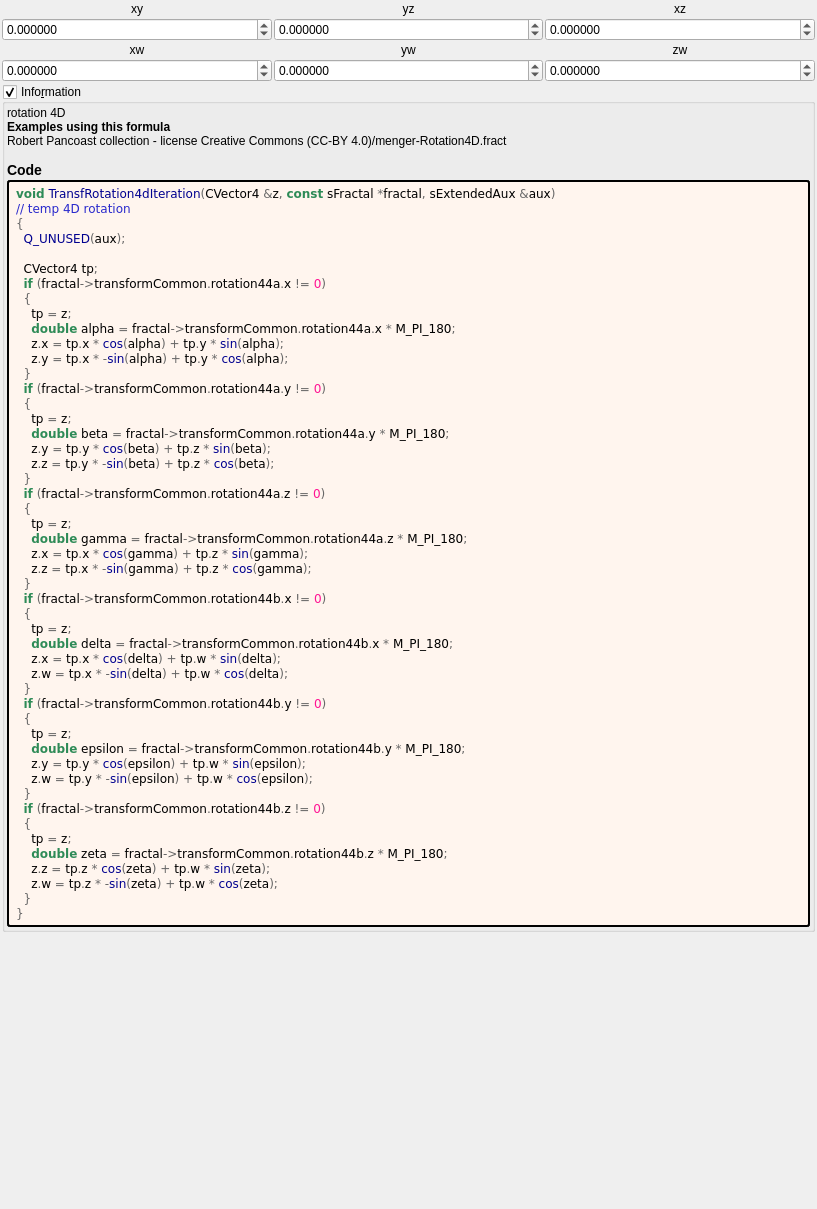
buddhi1980/mandelbulber2, file mandelbulber2/formula/ui/transf_rotation4d.ui: the form before one commit.
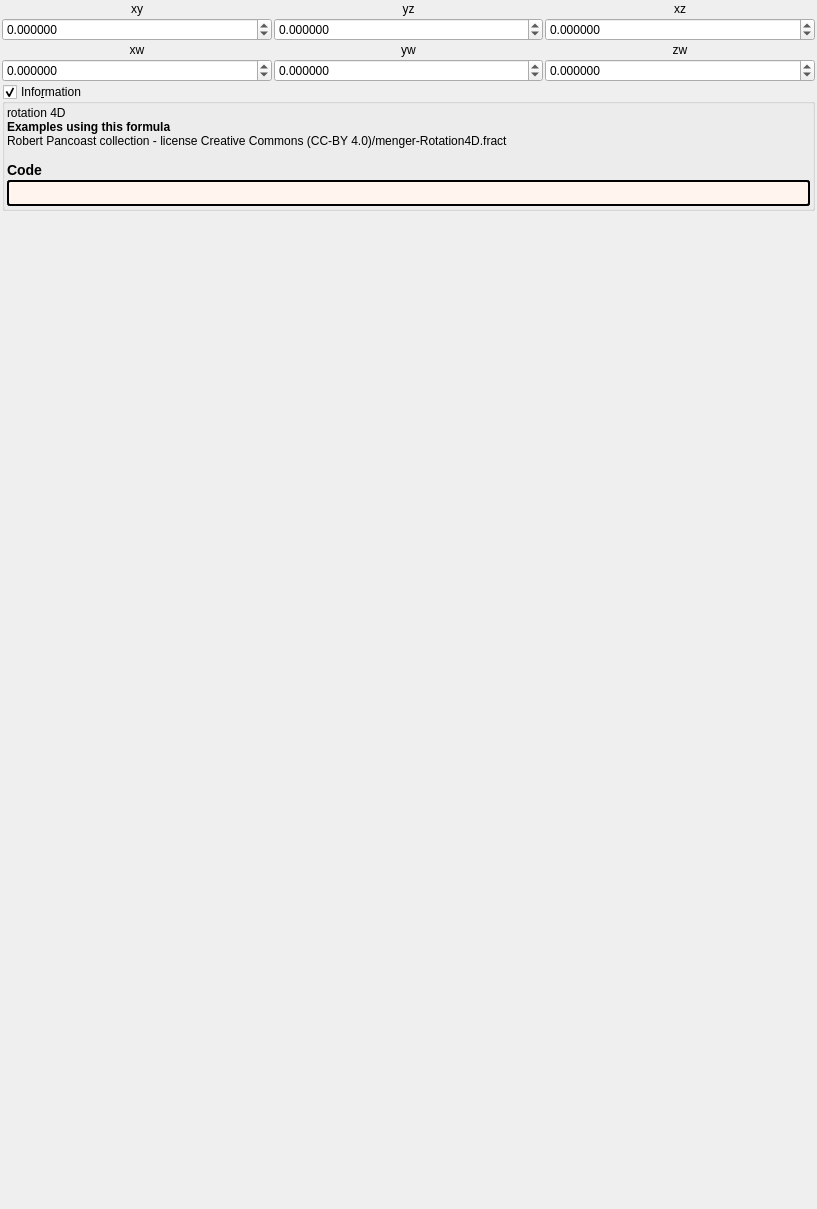
The form after the commit. Custom widgets are drawn as their Qt base class.

What changed in the file:
```diff
--- a/mandelbulber2/formula/ui/transf_rotation4d.ui
+++ b/mandelbulber2/formula/ui/transf_rotation4d.ui
@@ -322,58 +322,7 @@
          <string notr="true">border-style: outset; border-width: 2px; border-radius: 3px; border-color: black; background-color: #fff5ee; padding: 4px;</string>
         </property>
         <property name="text">
-         <string notr="true">&lt;body style=&quot;background-color:#fff5ee&quot;&gt;
-&lt;pre style=&quot;color:#000000; background-color:#fff5ee;  font-family:'Courier New',monospace;&quot;&gt;&lt;span style=&quot;color:#2e8b57; font-weight:bold&quot;&gt;void&lt;/span&gt; &lt;span style=&quot;color:#00008f&quot;&gt;TransfRotation4dIteration&lt;/span&gt;&lt;span style=&quot;color:#676767&quot;&gt;(&lt;/span&gt;CVector4 &lt;span style=&quot;color:#676767&quot;&gt;&amp;amp;&lt;/span&gt;z&lt;span style=&quot;color:#676767&quot;&gt;,&lt;/span&gt; &lt;span style=&quot;color:#2e8b57; font-weight:bold&quot;&gt;const&lt;/span&gt; sFractal &lt;span style=&quot;color:#676767&quot;&gt;*&lt;/span&gt;fractal&lt;span style=&quot;color:#676767&quot;&gt;,&lt;/span&gt; sExtendedAux &lt;span style=&quot;color:#676767&quot;&gt;&amp;amp;&lt;/span&gt;aux&lt;span style=&quot;color:#676767&quot;&gt;)&lt;/span&gt;
-&lt;span style=&quot;color:#2929cc&quot;&gt;// temp 4D rotation&lt;/span&gt;
-&lt;span style=&quot;color:#676767&quot;&gt;{&lt;/span&gt;
-  &lt;span style=&quot;color:#00008f&quot;&gt;Q_UNUSED&lt;/span&gt;&lt;span style=&quot;color:#676767&quot;&gt;(&lt;/span&gt;aux&lt;span style=&quot;color:#676767&quot;&gt;);&lt;/span&gt;
-
-  CVector4 tp&lt;span style=&quot;color:#676767&quot;&gt;;&lt;/span&gt;
-  &lt;span style=&quot;color:#2e8b57; font-weight:bold&quot;&gt;if&lt;/span&gt; &lt;span style=&quot;color:#676767&quot;&gt;(&lt;/span&gt;fractal&lt;span style=&quot;color:#676767&quot;&gt;-&amp;gt;&lt;/span&gt;transformCommon&lt;span style=&quot;color:#676767&quot;&gt;.&lt;/span&gt;rotation44a&lt;span style=&quot;color:#676767&quot;&gt;.&lt;/span&gt;x &lt;span style=&quot;color:#676767&quot;&gt;!=&lt;/span&gt; &lt;span style=&quot;color:#ff1493&quot;&gt;0&lt;/span&gt;&lt;span style=&quot;color:#676767&quot;&gt;)&lt;/span&gt;
-  &lt;span style=&quot;color:#676767&quot;&gt;{&lt;/span&gt;
-    tp &lt;span style=&quot;color:#676767&quot;&gt;=&lt;/span&gt; z&lt;span style=&quot;color:#676767&quot;&gt;;&lt;/span&gt;
-    &lt;span style=&quot;color:#2e8b57; font-weight:bold&quot;&gt;double&lt;/span&gt; alpha &lt;span style=&quot;color:#676767&quot;&gt;=&lt;/span&gt; fractal&lt;span style=&quot;color:#676767&quot;&gt;-&amp;gt;&lt;/span&gt;transformCommon&lt;span style=&quot;color:#676767&quot;&gt;.&lt;/span&gt;rotation44a&lt;span style=&quot;color:#676767&quot;&gt;.&lt;/span&gt;x &lt;span style=&quot;color:#676767&quot;&gt;*&lt;/span&gt; M_PI_180&lt;span style=&quot;color:#676767&quot;&gt;;&lt;/span&gt;
-    z&lt;span style=&quot;color:#676767&quot;&gt;.&lt;/span&gt;x &lt;span style=&quot;color:#676767&quot;&gt;=&lt;/span&gt; tp&lt;span style=&quot;color:#676767&quot;&gt;.&lt;/span&gt;x &lt;span style=&quot;color:#676767&quot;&gt;*&lt;/span&gt; &lt;span style=&quot;color:#00008f&quot;&gt;cos&lt;/span&gt;&lt;span style=&quot;color:#676767&quot;&gt;(&lt;/span&gt;alpha&lt;span style=&quot;color:#676767&quot;&gt;) +&lt;/span&gt; tp&lt;span style=&quot;color:#676767&quot;&gt;.&lt;/span&gt;y &lt;span style=&quot;color:#676767&quot;&gt;*&lt;/span&gt; &lt;span style=&quot;color:#00008f&quot;&gt;sin&lt;/span&gt;&lt;span style=&quot;color:#676767&quot;&gt;(&lt;/span&gt;alpha&lt;span style=&quot;color:#676767&quot;&gt;);&lt;/span&gt;
-    z&lt;span style=&quot;color:#676767&quot;&gt;.&lt;/span&gt;y &lt;span style=&quot;color:#676767&quot;&gt;=&lt;/span&gt; tp&lt;span style=&quot;color:#676767&quot;&gt;.&lt;/span&gt;x &lt;span style=&quot;color:#676767&quot;&gt;* -&lt;/span&gt;&lt;span style=&quot;color:#00008f&quot;&gt;sin&lt;/span&gt;&lt;span style=&quot;color:#676767&quot;&gt;(&lt;/span&gt;alpha&lt;span style=&quot;color:#676767&quot;&gt;) +&lt;/span&gt; tp&lt;span style=&quot;color:#676767&quot;&gt;.&lt;/span&gt;y &lt;span style=&quot;color:#676767&quot;&gt;*&lt;/span&gt; &lt;span style=&quot;color:#00008f&quot;&gt;cos&lt;/span&gt;&lt;span style=&quot;color:#676767&quot;&gt;(&lt;/span&gt;alpha&lt;span style=&quot;color:#676767&quot;&gt;);&lt;/span&gt;
-  &lt;span style=&quot;color:#676767&quot;&gt;}&lt;/span&gt;
-  &lt;span style=&quot;color:#2e8b57; font-weight:bold&quot;&gt;if&lt;/span&gt; &lt;span style=&quot;color:#676767&quot;&gt;(&lt;/span&gt;fractal&lt;span style=&quot;color:#676767&quot;&gt;-&amp;gt;&lt;/span&gt;transformCommon&lt;span style=&quot;color:#676767&quot;&gt;.&lt;/span&gt;rotation44a&lt;span style=&quot;color:#676767&quot;&gt;.&lt;/span&gt;y &lt;span style=&quot;color:#676767&quot;&gt;!=&lt;/span&gt; &lt;span style=&quot;color:#ff1493&quot;&gt;0&lt;/span&gt;&lt;span style=&quot;color:#676767&quot;&gt;)&lt;/span&gt;
-  &lt;span style=&quot;color:#676767&quot;&gt;{&lt;/span&gt;
-    tp &lt;span style=&quot;color:#676767&quot;&gt;=&lt;/span&gt; z&lt;span style=&quot;color:#676767&quot;&gt;;&lt;/span&gt;
-    &lt;span style=&quot;color:#2e8b57; font-weight:bold&quot;&gt;double&lt;/span&gt; beta &lt;span style=&quot;color:#676767&quot;&gt;=&lt;/span&gt; fractal&lt;span style=&quot;color:#676767&quot;&gt;-&amp;gt;&lt;/span&gt;transformCommon&lt;span style=&quot;color:#676767&quot;&gt;.&lt;/span&gt;rotation44a&lt;span style=&quot;color:#676767&quot;&gt;.&lt;/span&gt;y &lt;span style=&quot;color:#676767&quot;&gt;*&lt;/span&gt; M_PI_180&lt;span style=&quot;color:#676767&quot;&gt;;&lt;/span&gt;
-    z&lt;span style=&quot;color:#676767&quot;&gt;.&lt;/span&gt;y &lt;span style=&quot;color:#676767&quot;&gt;=&lt;/span&gt; tp&lt;span style=&quot;color:#676767&quot;&gt;.&lt;/span&gt;y &lt;span style=&quot;color:#676767&quot;&gt;*&lt;/span&gt; &lt;span style=&quot;color:#00008f&quot;&gt;cos&lt;/span&gt;&lt;span style=&quot;color:#676767&quot;&gt;(&lt;/span&gt;beta&lt;span style=&quot;color:#676767&quot;&gt;) +&lt;/span&gt; tp&lt;span style=&quot;color:#676767&quot;&gt;.&lt;/span&gt;z &lt;span style=&quot;color:#676767&quot;&gt;*&lt;/span&gt; &lt;span style=&quot;color:#00008f&quot;&gt;sin&lt;/span&gt;&lt;span style=&quot;color:#676767&quot;&gt;(&lt;/span&gt;beta&lt;span style=&quot;color:#676767&quot;&gt;);&lt;/span&gt;
-    z&lt;span style=&quot;color:#676767&quot;&gt;.&lt;/span&gt;z &lt;span style=&quot;color:#676767&quot;&gt;=&lt;/span&gt; tp&lt;span style=&quot;color:#676767&quot;&gt;.&lt;/span&gt;y &lt;span style=&quot;color:#676767&quot;&gt;* -&lt;/span&gt;&lt;span style=&quot;color:#00008f&quot;&gt;sin&lt;/span&gt;&lt;span style=&quot;color:#676767&quot;&gt;(&lt;/span&gt;beta&lt;span style=&quot;color:#676767&quot;&gt;) +&lt;/span&gt; tp&lt;span style=&quot;color:#676767&quot;&gt;.&lt;/span&gt;z &lt;span style=&quot;color:#676767&quot;&gt;*&lt;/span&gt; &lt;span style=&quot;color:#00008f&quot;&gt;cos&lt;/span&gt;&lt;span style=&quot;color:#676767&quot;&gt;(&lt;/span&gt;beta&lt;span style=&quot;color:#676767&quot;&gt;);&lt;/span&gt;
-  &lt;span style=&quot;color:#676767&quot;&gt;}&lt;/span&gt;
-  &lt;span style=&quot;color:#2e8b57; font-weight:bold&quot;&gt;if&lt;/span&gt; &lt;span style=&quot;color:#676767&quot;&gt;(&lt;/span&gt;fractal&lt;span style=&quot;color:#676767&quot;&gt;-&amp;gt;&lt;/span&gt;transformCommon&lt;span style=&quot;color:#676767&quot;&gt;.&lt;/span&gt;rotation44a&lt;span style=&quot;color:#676767&quot;&gt;.&lt;/span&gt;z &lt;span style=&quot;color:#676767&quot;&gt;!=&lt;/span&gt; &lt;span style=&quot;color:#ff1493&quot;&gt;0&lt;/span&gt;&lt;span style=&quot;color:#676767&quot;&gt;)&lt;/span&gt;
-  &lt;span style=&quot;color:#676767&quot;&gt;{&lt;/span&gt;
-    tp &lt;span style=&quot;color:#676767&quot;&gt;=&lt;/span&gt; z&lt;span style=&quot;color:#676767&quot;&gt;;&lt;/span&gt;
-    &lt;span style=&quot;color:#2e8b57; font-weight:bold&quot;&gt;double&lt;/span&gt; gamma &lt;span style=&quot;color:#676767&quot;&gt;=&lt;/span&gt; fractal&lt;span style=&quot;color:#676767&quot;&gt;-&amp;gt;&lt;/span&gt;transformCommon&lt;span style=&quot;color:#676767&quot;&gt;.&lt;/span&gt;rotation44a&lt;span style=&quot;color:#676767&quot;&gt;.&lt;/span&gt;z &lt;span style=&quot;color:#676767&quot;&gt;*&lt;/span&gt; M_PI_180&lt;span style=&quot;color:#676767&quot;&gt;;&lt;/span&gt;
-    z&lt;span style=&quot;color:#676767&quot;&gt;.&lt;/span&gt;x &lt;span style=&quot;color:#676767&quot;&gt;=&lt;/span&gt; tp&lt;span style=&quot;color:#676767&quot;&gt;.&lt;/span&gt;x &lt;span style=&quot;color:#676767&quot;&gt;*&lt;/span&gt; &lt;span style=&quot;color:#00008f&quot;&gt;cos&lt;/span&gt;&lt;span style=&quot;color:#676767&quot;&gt;(&lt;/span&gt;gamma&lt;span style=&quot;color:#676767&quot;&gt;) +&lt;/span&gt; tp&lt;span style=&quot;color:#676767&quot;&gt;.&lt;/span&gt;z &lt;span style=&quot;color:#676767&quot;&gt;*&lt;/span&gt; &lt;span style=&quot;color:#00008f&quot;&gt;sin&lt;/span&gt;&lt;span style=&quot;color:#676767&quot;&gt;(&lt;/span&gt;gamma&lt;span style=&quot;color:#676767&quot;&gt;);&lt;/span&gt;
-    z&lt;span style=&quot;color:#676767&quot;&gt;.&lt;/span&gt;z &lt;span style=&quot;color:#676767&quot;&gt;=&lt;/span&gt; tp&lt;span style=&quot;color:#676767&quot;&gt;.&lt;/span&gt;x &lt;span style=&quot;color:#676767&quot;&gt;* -&lt;/span&gt;&lt;span style=&quot;color:#00008f&quot;&gt;sin&lt;/span&gt;&lt;span style=&quot;color:#676767&quot;&gt;(&lt;/span&gt;gamma&lt;span style=&quot;color:#676767&quot;&gt;) +&lt;/span&gt; tp&lt;span style=&quot;color:#676767&quot;&gt;.&lt;/span&gt;z &lt;span style=&quot;color:#676767&quot;&gt;*&lt;/span&gt; &lt;span style=&quot;color:#00008f&quot;&gt;cos&lt;/span&gt;&lt;span style=&quot;color:#676767&quot;&gt;(&lt;/span&gt;gamma&lt;span style=&quot;color:#676767&quot;&gt;);&lt;/span&gt;
-  &lt;span style=&quot;color:#676767&quot;&gt;}&lt;/span&gt;
-  &lt;span style=&quot;color:#2e8b57; font-weight:bold&quot;&gt;if&lt;/span&gt; &lt;span style=&quot;color:#676767&quot;&gt;(&lt;/span&gt;fractal&lt;span style=&quot;color:#676767&quot;&gt;-&amp;gt;&lt;/span&gt;transformCommon&lt;span style=&quot;color:#676767&quot;&gt;.&lt;/span&gt;rotation44b&lt;span style=&quot;color:#676767&quot;&gt;.&lt;/span&gt;x &lt;span style=&quot;color:#676767&quot;&gt;!=&lt;/span&gt; &lt;span style=&quot;color:#ff1493&quot;&gt;0&lt;/span&gt;&lt;span style=&quot;color:#676767&quot;&gt;)&lt;/span&gt;
-  &lt;span style=&quot;color:#676767&quot;&gt;{&lt;/span&gt;
-    tp &lt;span style=&quot;color:#676767&quot;&gt;=&lt;/span&gt; z&lt;span style=&quot;color:#676767&quot;&gt;;&lt;/span&gt;
-    &lt;span style=&quot;color:#2e8b57; font-weight:bold&quot;&gt;double&lt;/span&gt; delta &lt;span style=&quot;color:#676767&quot;&gt;=&lt;/span&gt; fractal&lt;span style=&quot;color:#676767&quot;&gt;-&amp;gt;&lt;/span&gt;transformCommon&lt;span style=&quot;color:#676767&quot;&gt;.&lt;/span&gt;rotation44b&lt;span style=&quot;color:#676767&quot;&gt;.&lt;/span&gt;x &lt;span style=&quot;color:#676767&quot;&gt;*&lt;/span&gt; M_PI_180&lt;span style=&quot;color:#676767&quot;&gt;;&lt;/span&gt;
-    z&lt;span style=&quot;color:#676767&quot;&gt;.&lt;/span&gt;x &lt;span style=&quot;color:#676767&quot;&gt;=&lt;/span&gt; tp&lt;span style=&quot;color:#676767&quot;&gt;.&lt;/span&gt;x &lt;span style=&quot;color:#676767&quot;&gt;*&lt;/span&gt; &lt;span style=&quot;color:#00008f&quot;&gt;cos&lt;/span&gt;&lt;span style=&quot;color:#676767&quot;&gt;(&lt;/span&gt;delta&lt;span style=&quot;color:#676767&quot;&gt;) +&lt;/span&gt; tp&lt;span style=&quot;color:#676767&quot;&gt;.&lt;/span&gt;w &lt;span style=&quot;color:#676767&quot;&gt;*&lt;/span&gt; &lt;span style=&quot;color:#00008f&quot;&gt;sin&lt;/span&gt;&lt;span style=&quot;color:#676767&quot;&gt;(&lt;/span&gt;delta&lt;span style=&quot;color:#676767&quot;&gt;);&lt;/span&gt;
-    z&lt;span style=&quot;color:#676767&quot;&gt;.&lt;/span&gt;w &lt;span style=&quot;color:#676767&quot;&gt;=&lt;/span&gt; tp&lt;span style=&quot;color:#676767&quot;&gt;.&lt;/span&gt;x &lt;span style=&quot;color:#676767&quot;&gt;* -&lt;/span&gt;&lt;span style=&quot;color:#00008f&quot;&gt;sin&lt;/span&gt;&lt;span style=&quot;color:#676767&quot;&gt;(&lt;/span&gt;delta&lt;span style=&quot;color:#676767&quot;&gt;) +&lt;/span&gt; tp&lt;span style=&quot;color:#676767&quot;&gt;.&lt;/span&gt;w &lt;span style=&quot;color:#676767&quot;&gt;*&lt;/span&gt; &lt;span style=&quot;color:#00008f&quot;&gt;cos&lt;/span&gt;&lt;span style=&quot;color:#676767&quot;&gt;(&lt;/span&gt;delta&lt;span style=&quot;color:#676767&quot;&gt;);&lt;/span&gt;
-  &lt;span style=&quot;color:#676767&quot;&gt;}&lt;/span&gt;
-  &lt;span style=&quot;color:#2e8b57; font-weight:bold&quot;&gt;if&lt;/span&gt; &lt;span style=&quot;color:#676767&quot;&gt;(&lt;/span&gt;fractal&lt;span style=&quot;color:#676767&quot;&gt;-&amp;gt;&lt;/span&gt;transformCommon&lt;span style=&quot;color:#676767&quot;&gt;.&lt;/span&gt;rotation44b&lt;span style=&quot;color:#676767&quot;&gt;.&lt;/span&gt;y &lt;span style=&quot;color:#676767&quot;&gt;!=&lt;/span&gt; &lt;span style=&quot;color:#ff1493&quot;&gt;0&lt;/span&gt;&lt;span style=&quot;color:#676767&quot;&gt;)&lt;/span&gt;
-  &lt;span style=&quot;color:#676767&quot;&gt;{&lt;/span&gt;
-    tp &lt;span style=&quot;color:#676767&quot;&gt;=&lt;/span&gt; z&lt;span style=&quot;color:#676767&quot;&gt;;&lt;/span&gt;
-    &lt;span style=&quot;color:#2e8b57; font-weight:bold&quot;&gt;double&lt;/span&gt; epsilon &lt;span style=&quot;color:#676767&quot;&gt;=&lt;/span&gt; fractal&lt;span style=&quot;color:#676767&quot;&gt;-&amp;gt;&lt;/span&gt;transformCommon&lt;span style=&quot;color:#676767&quot;&gt;.&lt;/span&gt;rotation44b&lt;span style=&quot;color:#676767&quot;&gt;.&lt;/span&gt;y &lt;span style=&quot;color:#676767&quot;&gt;*&lt;/span&gt; M_PI_180&lt;span style=&quot;color:#676767&quot;&gt;;&lt;/span&gt;
-    z&lt;span style=&quot;color:#676767&quot;&gt;.&lt;/span&gt;y &lt;span style=&quot;color:#676767&quot;&gt;=&lt;/span&gt; tp&lt;span style=&quot;color:#676767&quot;&gt;.&lt;/span&gt;y &lt;span style=&quot;color:#676767&quot;&gt;*&lt;/span&gt; &lt;span style=&quot;color:#00008f&quot;&gt;cos&lt;/span&gt;&lt;span style=&quot;color:#676767&quot;&gt;(&lt;/span&gt;epsilon&lt;span style=&quot;color:#676767&quot;&gt;) +&lt;/span&gt; tp&lt;span style=&quot;color:#676767&quot;&gt;.&lt;/span&gt;w &lt;span style=&quot;color:#676767&quot;&gt;*&lt;/span&gt; &lt;span style=&quot;color:#00008f&quot;&gt;sin&lt;/span&gt;&lt;span style=&quot;color:#676767&quot;&gt;(&lt;/span&gt;epsilon&lt;span style=&quot;color:#676767&quot;&gt;);&lt;/span&gt;
-    z&lt;span style=&quot;color:#676767&quot;&gt;.&lt;/span&gt;w &lt;span style=&quot;color:#676767&quot;&gt;=&lt;/span&gt; tp&lt;span style=&quot;color:#676767&quot;&gt;.&lt;/span&gt;y &lt;span style=&quot;color:#676767&quot;&gt;* -&lt;/span&gt;&lt;span style=&quot;color:#00008f&quot;&gt;sin&lt;/span&gt;&lt;span style=&quot;color:#676767&quot;&gt;(&lt;/span&gt;epsilon&lt;span style=&quot;color:#676767&quot;&gt;) +&lt;/span&gt; tp&lt;span style=&quot;color:#676767&quot;&gt;.&lt;/span&gt;w &lt;span style=&quot;color:#676767&quot;&gt;*&lt;/span&gt; &lt;span style=&quot;color:#00008f&quot;&gt;cos&lt;/span&gt;&lt;span style=&quot;color:#676767&quot;&gt;(&lt;/span&gt;epsilon&lt;span style=&quot;color:#676767&quot;&gt;);&lt;/span&gt;
-  &lt;span style=&quot;color:#676767&quot;&gt;}&lt;/span&gt;
-  &lt;span style=&quot;color:#2e8b57; font-weight:bold&quot;&gt;if&lt;/span&gt; &lt;span style=&quot;color:#676767&quot;&gt;(&lt;/span&gt;fractal&lt;span style=&quot;color:#676767&quot;&gt;-&amp;gt;&lt;/span&gt;transformCommon&lt;span style=&quot;color:#676767&quot;&gt;.&lt;/span&gt;rotation44b&lt;span style=&quot;color:#676767&quot;&gt;.&lt;/span&gt;z &lt;span style=&quot;color:#676767&quot;&gt;!=&lt;/span&gt; &lt;span style=&quot;color:#ff1493&quot;&gt;0&lt;/span&gt;&lt;span style=&quot;color:#676767&quot;&gt;)&lt;/span&gt;
-  &lt;span style=&quot;color:#676767&quot;&gt;{&lt;/span&gt;
-    tp &lt;span style=&quot;color:#676767&quot;&gt;=&lt;/span&gt; z&lt;span style=&quot;color:#676767&quot;&gt;;&lt;/span&gt;
-    &lt;span style=&quot;color:#2e8b57; font-weight:bold&quot;&gt;double&lt;/span&gt; zeta &lt;span style=&quot;color:#676767&quot;&gt;=&lt;/span&gt; fractal&lt;span style=&quot;color:#676767&quot;&gt;-&amp;gt;&lt;/span&gt;transformCommon&lt;span style=&quot;color:#676767&quot;&gt;.&lt;/span&gt;rotation44b&lt;span style=&quot;color:#676767&quot;&gt;.&lt;/span&gt;z &lt;span style=&quot;color:#676767&quot;&gt;*&lt;/span&gt; M_PI_180&lt;span style=&quot;color:#676767&quot;&gt;;&lt;/span&gt;
-    z&lt;span style=&quot;color:#676767&quot;&gt;.&lt;/span&gt;z &lt;span style=&quot;color:#676767&quot;&gt;=&lt;/span&gt; tp&lt;span style=&quot;color:#676767&quot;&gt;.&lt;/span&gt;z &lt;span style=&quot;color:#676767&quot;&gt;*&lt;/span&gt; &lt;span style=&quot;color:#00008f&quot;&gt;cos&lt;/span&gt;&lt;span style=&quot;color:#676767&quot;&gt;(&lt;/span&gt;zeta&lt;span style=&quot;color:#676767&quot;&gt;) +&lt;/span&gt; tp&lt;span style=&quot;color:#676767&quot;&gt;.&lt;/span&gt;w &lt;span style=&quot;color:#676767&quot;&gt;*&lt;/span&gt; &lt;span style=&quot;color:#00008f&quot;&gt;sin&lt;/span&gt;&lt;span style=&quot;color:#676767&quot;&gt;(&lt;/span&gt;zeta&lt;span style=&quot;color:#676767&quot;&gt;);&lt;/span&gt;
-    z&lt;span style=&quot;color:#676767&quot;&gt;.&lt;/span&gt;w &lt;span style=&quot;color:#676767&quot;&gt;=&lt;/span&gt; tp&lt;span style=&quot;color:#676767&quot;&gt;.&lt;/span&gt;z &lt;span style=&quot;color:#676767&quot;&gt;* -&lt;/span&gt;&lt;span style=&quot;color:#00008f&quot;&gt;sin&lt;/span&gt;&lt;span style=&quot;color:#676767&quot;&gt;(&lt;/span&gt;zeta&lt;span style=&quot;color:#676767&quot;&gt;) +&lt;/span&gt; tp&lt;span style=&quot;color:#676767&quot;&gt;.&lt;/span&gt;w &lt;span style=&quot;color:#676767&quot;&gt;*&lt;/span&gt; &lt;span style=&quot;color:#00008f&quot;&gt;cos&lt;/span&gt;&lt;span style=&quot;color:#676767&quot;&gt;(&lt;/span&gt;zeta&lt;span style=&quot;color:#676767&quot;&gt;);&lt;/span&gt;
-  &lt;span style=&quot;color:#676767&quot;&gt;}&lt;/span&gt;
-&lt;span style=&quot;color:#676767&quot;&gt;}&lt;/span&gt;
-&lt;/pre&gt;
-&lt;/body&gt;</string>
+         <string notr="true"></string>
         </property>
         <property name="wordWrap">
          <bool>true</bool>
```
